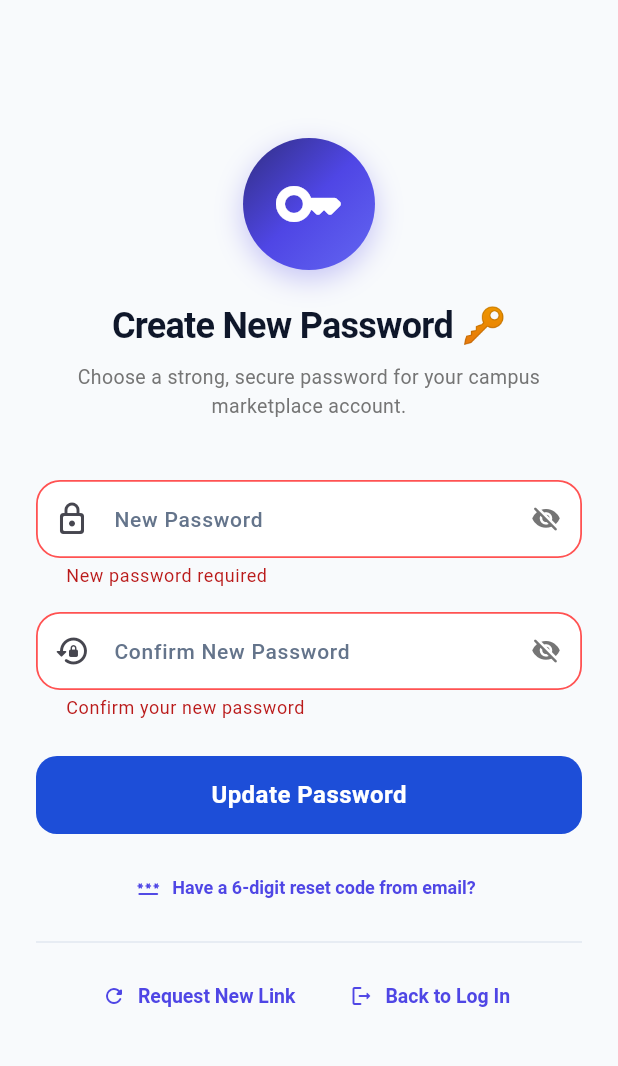
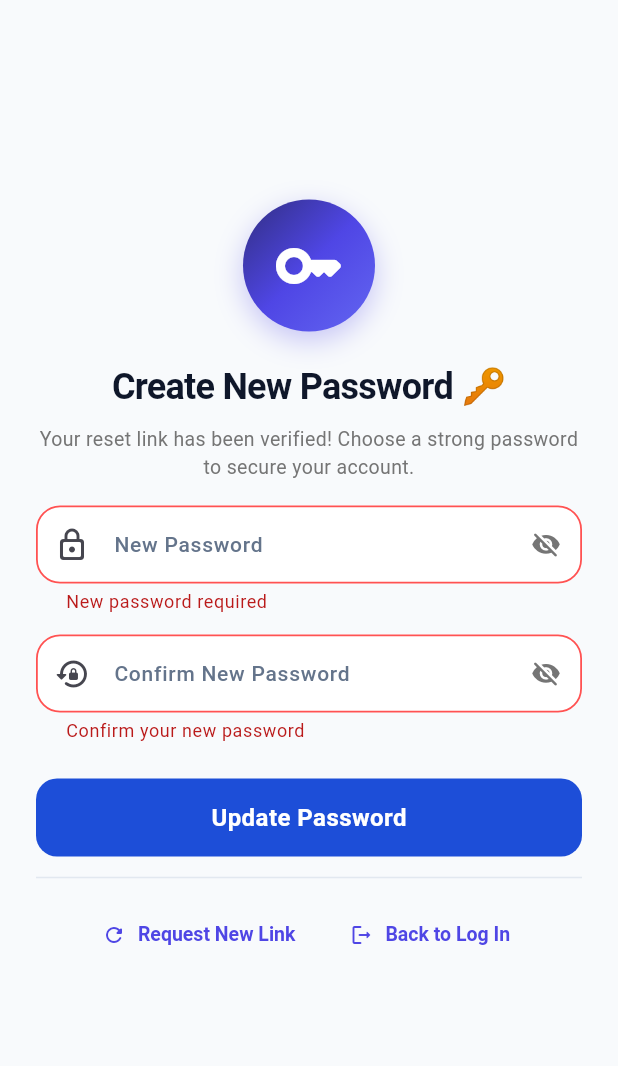
Before and after one commit to aaravv28/CampusCart, a Flutter app: the ResetPasswordScreen screen opened directly, after a tap on "Update Password", on a phone screen of 412 x 824 dp, the part 84-1150 px from its top. Run offline on Flutter 3.47's test engine with Material 3 defaults, Android fonts, the phone set to English and light mode, and no system bars; our stand-ins replace flutter_dotenv, image_picker, supabase_flutter; accounts and stored records are empty; network calls fail.

Commit message:
fix(auth): resolve AuthSessionMissingException with automatic code exchange and recovery OTP verification

```diff
--- a/lib/features/auth/screens/reset_password_screen.dart
+++ b/lib/features/auth/screens/reset_password_screen.dart
@@ -12,8 +12,13 @@ import 'login_screen.dart';
 
 class ResetPasswordScreen extends StatefulWidget {
   final VoidCallback? onPasswordReset;
+  final String? initialEmail;
 
-  const ResetPasswordScreen({super.key, this.onPasswordReset});
+  const ResetPasswordScreen({
+    super.key,
+    this.onPasswordReset,
+    this.initialEmail,
+  });
 
   @override
   State<ResetPasswordScreen> createState() => _ResetPasswordScreenState();
@@ -21,21 +26,58 @@ class ResetPasswordScreen extends StatefulWidget {
 
 class _ResetPasswordScreenState extends State<ResetPasswordScreen> {
   final _formKey = GlobalKey<FormState>();
+  late final TextEditingController _emailController;
+  final _tokenController = TextEditingController();
   final _passwordController = TextEditingController();
   final _confirmPasswordController = TextEditingController();
-  final _tokenController = TextEditingController();
   final AuthService _authService = AuthService();
 
   bool _isLoading = false;
-  bool _showTokenFallback = false;
+  bool _isCheckingUri = false;
+
+  @override
+  void initState() {
+    super.initState();
+    _emailController = TextEditingController(
+      text: widget.initialEmail ?? _authService.currentUser?.email ?? '',
+    );
+    _checkInitialUri();
+  }
+
+  Future<void> _checkInitialUri() async {
+    if (_authService.hasActiveSession) return;
+
+    try {
+      final uri = Uri.base;
+      if (uri.queryParameters.containsKey('code') ||
+          uri.queryParameters.containsKey('token_hash') ||
+          uri.fragment.contains('access_token')) {
+        setState(() => _isCheckingUri = true);
+        await _authService.exchangeCodeOrUri(uri);
+        if (mounted) {
+          setState(() {
+            _isCheckingUri = false;
+            if (_authService.currentUser?.email != null) {
+              _emailController.text = _authService.currentUser!.email!;
+            }
+          });
+        }
+      }
+    } catch (_) {
+      if (mounted) setState(() => _isCheckingUri = false);
+    }
+  }
 
   @override
   void dispose() {
+    _emailController.dispose();
+    _tokenController.dispose();
     _passwordController.dispose();
     _confirmPasswordController.dispose();
-    _tokenController.dispose();
     super.dispose();
   }
+
+  bool get _hasSession => _authService.hasActiveSession;
 
   void _handleResetPassword() async {
     if (!_formKey.currentState!.validate()) {
@@ -48,17 +90,24 @@ class _ResetPasswordScreenState extends State<ResetPasswordScreen> {
     setState(() => _isLoading = true);
 
     try {
-      // If user is entering a recovery OTP code manually because link didn't sign in
-      if (_showTokenFallback && _tokenController.text.trim().isNotEmpty) {
-        final email = _authService.currentUser?.email;
-        if (email != null && email.isNotEmpty) {
-          await _authService.verifyRecoveryOtp(
-            email: email,
-            token: _tokenController.text.trim(),
+      // 1. If not authenticated yet, authenticate with the email & recovery token
+      if (!_hasSession) {
+        final email = _emailController.text.trim();
+        final token = _tokenController.text.trim();
+
+        if (token.isEmpty) {
+          throw AppError.validation(
+            "Please enter the 6-digit recovery code from your student email.",
           );
         }
+
+        await _authService.verifyRecoveryOtp(
+          email: email,
+          token: token,
+        );
       }
 
+      // 2. Now update the password with the active session
       await _authService.updatePassword(_passwordController.text.trim());
 
       if (!mounted) return;
@@ -109,7 +158,7 @@ class _ResetPasswordScreenState extends State<ResetPasswordScreen> {
   @override
   Widget build(BuildContext context) {
     final user = _authService.currentUser;
-    final userEmail = user?.email;
+    final userEmail = user?.email ?? _emailController.text;
 
     return Scaffold(
       appBar: AppBar(
@@ -161,14 +210,39 @@ class _ResetPasswordScreenState extends State<ResetPasswordScreen> {
                   const SizedBox(height: 8),
 
                   Text(
-                    "Choose a strong, secure password for your campus marketplace account.",
+                    _hasSession
+                        ? "Your reset link has been verified! Choose a strong password to secure your account."
+                        : "Enter your campus email, the recovery code from your email, and choose your new password.",
                     textAlign: TextAlign.center,
-                    style: TextStyle(color: Colors.grey.shade600, fontSize: 13),
+                    style: TextStyle(
+                      color: Colors.grey.shade600,
+                      fontSize: 13,
+                    ),
                   ),
                   const SizedBox(height: 16),
 
-                  // Display Verified Account Info if available
-                  if (userEmail != null && userEmail.isNotEmpty)
+                  if (_isCheckingUri)
+                    const Padding(
+                      padding: EdgeInsets.symmetric(vertical: 8),
+                      child: Row(
+                        mainAxisAlignment: MainAxisAlignment.center,
+                        children: [
+                          SizedBox(
+                            width: 16,
+                            height: 16,
+                            child: CircularProgressIndicator(strokeWidth: 2),
+                          ),
+                          SizedBox(width: 8),
+                          Text(
+                            "Verifying recovery link...",
+                            style: TextStyle(fontSize: 12, color: Colors.grey),
+                          ),
+                        ],
+                      ),
+                    ),
+
+                  // Display Verified Account Info if session is active
+                  if (_hasSession && userEmail.isNotEmpty) ...[
                     Container(
                       padding: const EdgeInsets.symmetric(
                         horizontal: 16,
@@ -192,7 +266,7 @@ class _ResetPasswordScreenState extends State<ResetPasswordScreen> {
                           const SizedBox(width: 8),
                           Flexible(
                             child: Text(
-                              userEmail,
+                              "$userEmail (Verified via Link)",
                               style: const TextStyle(
                                 fontSize: 13,
                                 fontWeight: FontWeight.w600,
@@ -204,10 +278,60 @@ class _ResetPasswordScreenState extends State<ResetPasswordScreen> {
                         ],
                       ),
                     ),
-                  const SizedBox(height: 24),
+                    const SizedBox(height: 20),
+                  ] else if (!_hasSession) ...[
+                    // When no active session, show Email and Recovery Code fields
+                    Container(
+                      padding: const EdgeInsets.all(12),
+                      decoration: BoxDecoration(
+                        color: const Color(0xFF1D4ED8).withValues(alpha: 0.08),
+                        borderRadius: BorderRadius.circular(12),
+                        border: Border.all(
+                          color: const Color(0xFF1D4ED8).withValues(alpha: 0.2),
+                        ),
+                      ),
+                      child: const Row(
+                        children: [
+                          Icon(
+                            Icons.info_outline_rounded,
+                            color: Color(0xFF1D4ED8),
+                            size: 20,
+                          ),
+                          SizedBox(width: 8),
+                          Expanded(
+                            child: Text(
+                              "Check your student email for the 6-digit recovery code or tap the link in the email.",
+                              style: TextStyle(
+                                fontSize: 12,
+                                color: Color(0xFF1E3A8A),
+                              ),
+                            ),
+                          ),
+                        ],
+                      ),
+                    ),
+                    const SizedBox(height: 16),
 
-                  // Optional recovery OTP code input if user has a code
-                  if (_showTokenFallback) ...[
+                    CustomTextField(
+                      label: "Campus Email",
+                      hint: "alex.johnson@ddu.ac.in",
+                      controller: _emailController,
+                      prefixIcon: Icons.email_outlined,
+                      keyboardType: TextInputType.emailAddress,
+                      validator: (value) {
+                        if (!_hasSession) {
+                          if (value == null || value.trim().isEmpty) {
+                            return "Campus email required";
+                          }
+                          if (!value.contains('@')) {
+                            return "Enter a valid campus email";
+                          }
+                        }
+                        return null;
+                      },
+                    ),
+                    const SizedBox(height: 14),
+
                     CustomTextField(
                       label: "6-Digit Recovery Code",
                       hint: "123456",
@@ -215,14 +339,15 @@ class _ResetPasswordScreenState extends State<ResetPasswordScreen> {
                       prefixIcon: Icons.pin_outlined,
                       keyboardType: TextInputType.number,
                       validator: (value) {
-                        if (_showTokenFallback &&
-                            (value == null || value.trim().isEmpty)) {
-                          return "Enter the 6-digit recovery code from your email";
+                        if (!_hasSession) {
+                          if (value == null || value.trim().isEmpty) {
+                            return "Enter the 6-digit recovery code from your email";
+                          }
                         }
                         return null;
                       },
                     ),
-                    const SizedBox(height: 16),
+                    const SizedBox(height: 14),
                   ],
 
                   // New Password Field
@@ -242,7 +367,7 @@ class _ResetPasswordScreenState extends State<ResetPasswordScreen> {
                       return null;
                     },
                   ),
-                  const SizedBox(height: 16),
+                  const SizedBox(height: 14),
 
                   // Confirm Password Field
                   CustomTextField(
@@ -265,41 +390,12 @@ class _ResetPasswordScreenState extends State<ResetPasswordScreen> {
 
                   // Submit Button
                   CustomButton(
-                    text: _isLoading
-                        ? "Updating Password..."
-                        : "Update Password",
+                    text: _isLoading ? "Updating Password..." : "Update Password",
                     isLoading: _isLoading,
                     onPressed: _handleResetPassword,
                   ),
-                  const SizedBox(height: 12),
 
-                  // Token fallback toggle
-                  TextButton.icon(
-                    onPressed: () {
-                      setState(() {
-                        _showTokenFallback = !_showTokenFallback;
-                      });
-                    },
-                    icon: Icon(
-                      _showTokenFallback
-                          ? Icons.check_circle_outline_rounded
-                          : Icons.password_rounded,
-                      size: 16,
-                      color: AppTheme.primaryIris,
-                    ),
-                    label: Text(
-                      _showTokenFallback
-                          ? "Hide Recovery Code Field"
-                          : "Have a 6-digit reset code from email?",
-                      style: const TextStyle(
-                        fontSize: 12,
-                        color: AppTheme.primaryIris,
-                        fontWeight: FontWeight.w600,
-                      ),
-                    ),
-                  ),
-
-                  const Divider(height: 24),
+                  const Divider(height: 28),
 
                   // Navigation actions
                   Wrap(
--- a/lib/features/auth/services/auth_service.dart
+++ b/lib/features/auth/services/auth_service.dart
@@ -34,6 +34,26 @@ class AuthService {
       return null;
     }
   }
+
+  Session? get currentSession {
+    if (AppConfig.instance.isDemoMode) {
+      if (AppConfig.instance.currentDemoUser != null) {
+        return Session(
+          accessToken: 'demo_token',
+          tokenType: 'bearer',
+          user: currentUser!,
+        );
+      }
+      return null;
+    }
+    try {
+      return _supabase?.auth.currentSession;
+    } catch (_) {
+      return null;
+    }
+  }
+
+  bool get hasActiveSession => currentSession != null;
 
   Stream<AuthState> get authStateChanges {
     final client = _supabase;
@@ -202,6 +222,12 @@ class AuthService {
   }
 
   Future<UserResponse> updatePassword(String newPassword) async {
+    if (!hasActiveSession) {
+      throw AppError.authentication(
+        'No active password reset session was found. Please enter your campus email and the 6-digit recovery code from your email to update your password.',
+      );
+    }
+
     if (_supabase == null || AppConfig.instance.isDemoMode) {
       AppLogger.info('Demo Mode: Simulating password update');
       AppConfig.instance.updateDemoUserPassword(newPassword);
@@ -222,15 +248,20 @@ class AuthService {
   }
 
   Future<AuthResponse> verifyRecoveryOtp({
-    required String email,
-    required String token,
+    String? email,
+    String? token,
+    String? tokenHash,
   }) async {
-    final cleanEmail = email.trim().toLowerCase();
+    final cleanEmail = email?.trim().toLowerCase();
     if (_supabase == null || AppConfig.instance.isDemoMode) {
       AppLogger.info(
         'Demo Mode: Simulating recovery OTP verification for $cleanEmail',
       );
-      AppConfig.instance.loginDemoUser(cleanEmail);
+      if (cleanEmail != null && cleanEmail.isNotEmpty) {
+        AppConfig.instance.loginDemoUser(cleanEmail);
+      } else {
+        AppConfig.instance.loginDemoUser();
+      }
       final user = currentUser!;
       return AuthResponse(user: user);
     }
@@ -238,7 +269,8 @@ class AuthService {
     try {
       final response = await _supabase!.auth.verifyOTP(
         email: cleanEmail,
-        token: token.trim(),
+        token: token?.trim(),
+        tokenHash: tokenHash?.trim(),
         type: OtpType.recovery,
       );
       AppConfig.instance.isDemoMode = false;
@@ -247,6 +279,45 @@ class AuthService {
       AppLogger.error('AuthService.verifyRecoveryOtp failed', e);
       throw AppError.fromException(e);
     }
+  }
+
+  /// Attempts to exchange a deep link or URI containing auth parameters for an active session.
+  Future<AuthSessionUrlResponse?> exchangeCodeOrUri(Uri uri) async {
+    if (_supabase == null || AppConfig.instance.isDemoMode) {
+      return null;
+    }
+
+    try {
+      final code = uri.queryParameters['code'];
+      if (code != null && code.isNotEmpty) {
+        AppLogger.info('Exchanging auth code from URI for session');
+        return await _supabase!.auth.exchangeCodeForSession(code);
+      }
+
+      final tokenHash = uri.queryParameters['token_hash'];
+      if (tokenHash != null && tokenHash.isNotEmpty) {
+        AppLogger.info('Verifying token_hash from URI for session');
+        final res = await _supabase!.auth.verifyOTP(
+          tokenHash: tokenHash,
+          type: OtpType.recovery,
+        );
+        if (res.session != null) {
+          return AuthSessionUrlResponse(
+            session: res.session!,
+            redirectType: 'recovery',
+          );
+        }
+      }
+
+      final uriStr = uri.toString();
+      if (uriStr.contains('access_token') || uri.fragment.contains('access_token')) {
+        AppLogger.info('Extracting session from URL fragment');
+        return await _supabase!.auth.getSessionFromUrl(uri);
+      }
+    } catch (e) {
+      AppLogger.warning('Failed to exchange code or URI for session: $e');
+    }
+    return null;
   }
 
   Future<void> signOut() async {
```
Also changed, not shown: lib/core/errors/app_error.dart (+10 -0 lines), 1 other file.
